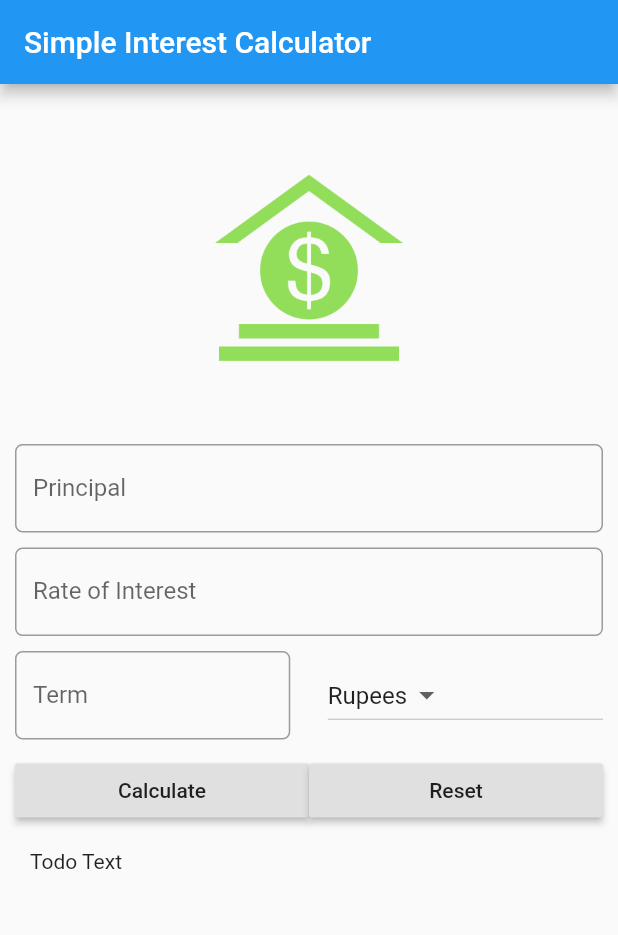
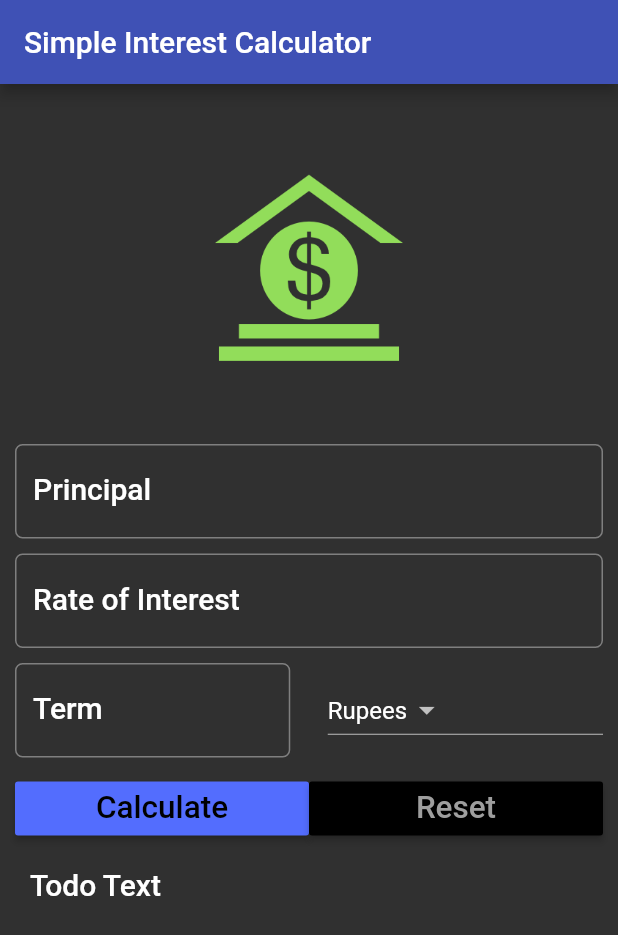
Before and after one commit to smartherd/Flutter-Demos, a Flutter app: the screen it shows after launch, after a tap on "Calculate", on a phone screen of 412 x 824 dp. Shown: the top 935 px of the screen. Run offline on Flutter 3.47's test engine with Material 2 defaults, Android fonts, the phone set to English and light mode, and no system bars.

Commit message:
Section Three, Video Six: Apply Styles and Themes to your App

```diff
--- a/lib/main.dart
+++ b/lib/main.dart
@@ -4,8 +4,15 @@ void main() {
 
 	runApp(
 		MaterialApp(
+			debugShowCheckedModeBanner: false,
 			title: 'Simple Interest Calculator App',
 			home: SIForm(),
+			theme: ThemeData(
+				brightness: Brightness.dark,
+				primaryColor: Colors.indigo,
+				accentColor: Colors.indigoAccent
+			),
+
 		)
 	);
 }
@@ -27,6 +34,8 @@ class _SIFormState extends State<SIForm> {
 	@override
   Widget build(BuildContext context) {
 
+		TextStyle textStyle = Theme.of(context).textTheme.title;
+
     return Scaffold(
 //			resizeToAvoidBottomPadding: false,
 	    appBar: AppBar(
@@ -44,9 +53,11 @@ class _SIFormState extends State<SIForm> {
 					    padding: EdgeInsets.only(top: _minimumPadding, bottom: _minimumPadding),
 					    child: TextField(
 					    keyboardType: TextInputType.number,
+					    style: textStyle,
 					    decoration: InputDecoration(
 						    labelText: 'Principal',
 						    hintText: 'Enter Principal e.g. 12000',
+						    labelStyle: textStyle,
 						    border: OutlineInputBorder(
 							    borderRadius: BorderRadius.circular(5.0)
 						    )
@@ -57,9 +68,11 @@ class _SIFormState extends State<SIForm> {
 					    padding: EdgeInsets.only(top: _minimumPadding, bottom: _minimumPadding),
 					    child: TextField(
 					    keyboardType: TextInputType.number,
+					    style: textStyle,
 					    decoration: InputDecoration(
 							    labelText: 'Rate of Interest',
 							    hintText: 'In percent',
+							    labelStyle: textStyle,
 							    border: OutlineInputBorder(
 									    borderRadius: BorderRadius.circular(5.0)
 							    )
@@ -73,9 +86,11 @@ class _SIFormState extends State<SIForm> {
 
 						    Expanded(child: TextField(
 							    keyboardType: TextInputType.number,
+							    style: textStyle,
 							    decoration: InputDecoration(
 									    labelText: 'Term',
 									    hintText: 'Time in years',
+									    labelStyle: textStyle,
 									    border: OutlineInputBorder(
 											    borderRadius: BorderRadius.circular(5.0)
 									    )
@@ -109,7 +124,9 @@ class _SIFormState extends State<SIForm> {
 					    child: Row(children: <Widget>[
 				    	Expanded(
 						    child: RaisedButton(
-							    child: Text('Calculate'),
+							    color: Theme.of(context).accentColor,
+							    textColor: Theme.of(context).primaryColorDark,
+							    child: Text('Calculate', textScaleFactor: 1.5,),
 							    onPressed: () {
 
 							    },
@@ -118,7 +135,9 @@ class _SIFormState extends State<SIForm> {
 
 					    Expanded(
 						    child: RaisedButton(
-							    child: Text('Reset'),
+							    color: Theme.of(context).primaryColorDark,
+							    textColor: Theme.of(context).primaryColorLight,
+							    child: Text('Reset', textScaleFactor: 1.5,),
 							    onPressed: () {
 
 							    },
@@ -129,7 +148,7 @@ class _SIFormState extends State<SIForm> {
 
 				    Padding(
 					    padding: EdgeInsets.all(_minimumPadding * 2),
-					    child: Text('Todo Text'),
+					    child: Text('Todo Text', style: textStyle,),
 				    )
 
 			    ],
```
